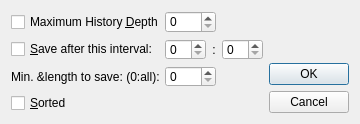
First picture: the form in FalconCalcQt/HistoryOptions.ui, repository solyoma/FalconCalc, before the edit.
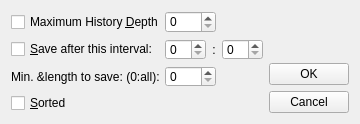
Second picture: the form after the edit. Icons and pictures are not drawn.

Commit message: WIP: all dialog windows is modern dialog windows

Diff of the .ui file:
```diff
--- a/FalconCalcQt/HistoryOptions.ui
+++ b/FalconCalcQt/HistoryOptions.ui
@@ -1,7 +1,7 @@
 <?xml version="1.0" encoding="UTF-8"?>
 <ui version="4.0">
  <class>HistoryOptionsClass</class>
- <widget class="QDialog" name="HistoryOptionsClass">
+ <widget class="QWidget" name="HistoryOptionsClass">
   <property name="geometry">
    <rect>
     <x>0</x>
```
The commit also changes 26 other files.
